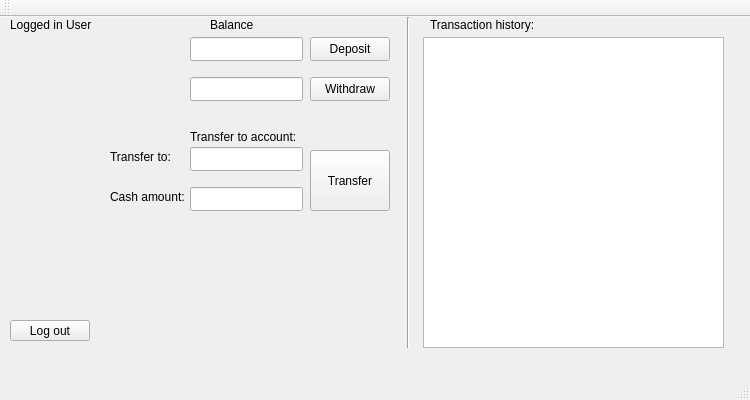
Qt form QtWidgetsBank/QtWidgetsBank.ui (Jakyubi/QtWidgetsBank) before a commit.
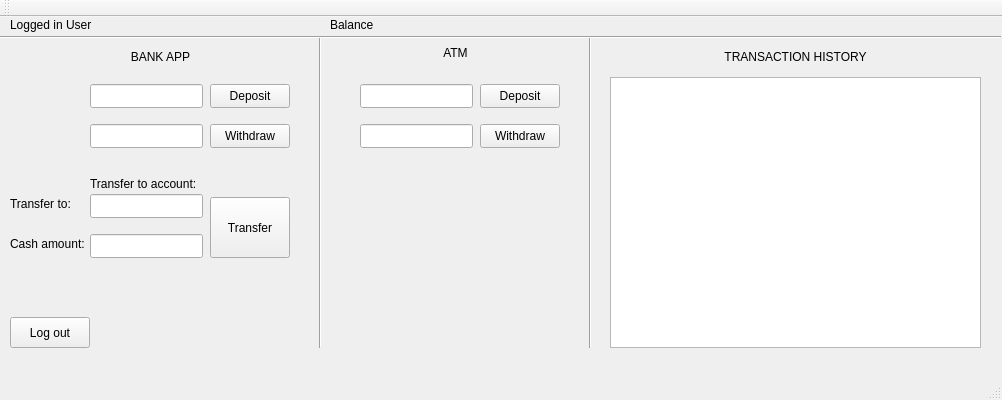
The same form after that commit.

```diff
--- a/QtWidgetsBank/QtWidgetsBank.ui
+++ b/QtWidgetsBank/QtWidgetsBank.ui
@@ -6,7 +6,7 @@
    <rect>
     <x>0</x>
     <y>0</y>
-    <width>750</width>
+    <width>1002</width>
     <height>400</height>
    </rect>
   </property>
@@ -30,7 +30,7 @@
    <widget class="QLabel" name="balanceLabel">
     <property name="geometry">
      <rect>
-      <x>210</x>
+      <x>330</x>
       <y>0</y>
       <width>171</width>
       <height>16</height>
@@ -43,8 +43,8 @@
    <widget class="QLineEdit" name="depositlineEdit">
     <property name="geometry">
      <rect>
-      <x>190</x>
-      <y>20</y>
+      <x>90</x>
+      <y>67</y>
       <width>113</width>
       <height>24</height>
      </rect>
@@ -56,8 +56,8 @@
    <widget class="QLineEdit" name="withdrawlineEdit">
     <property name="geometry">
      <rect>
-      <x>190</x>
-      <y>60</y>
+      <x>90</x>
+      <y>107</y>
       <width>113</width>
       <height>24</height>
      </rect>
@@ -66,8 +66,8 @@
    <widget class="QPushButton" name="depositButton">
     <property name="geometry">
      <rect>
-      <x>310</x>
-      <y>20</y>
+      <x>210</x>
+      <y>67</y>
       <width>80</width>
       <height>24</height>
      </rect>
@@ -79,8 +79,8 @@
    <widget class="QPushButton" name="withdrawButton">
     <property name="geometry">
      <rect>
-      <x>310</x>
-      <y>60</y>
+      <x>210</x>
+      <y>107</y>
       <width>80</width>
       <height>24</height>
      </rect>
@@ -92,8 +92,8 @@
    <widget class="QLineEdit" name="transferUsernameLineEdit">
     <property name="geometry">
      <rect>
-      <x>190</x>
-      <y>130</y>
+      <x>90</x>
+      <y>177</y>
       <width>113</width>
       <height>24</height>
      </rect>
@@ -105,8 +105,8 @@
    <widget class="QLabel" name="transferTitleLabel">
     <property name="geometry">
      <rect>
-      <x>190</x>
-      <y>110</y>
+      <x>90</x>
+      <y>157</y>
       <width>121</width>
       <height>20</height>
      </rect>
@@ -118,8 +118,8 @@
    <widget class="QLabel" name="transferUsernameLabel">
     <property name="geometry">
      <rect>
-      <x>110</x>
-      <y>130</y>
+      <x>10</x>
+      <y>177</y>
       <width>81</width>
       <height>20</height>
      </rect>
@@ -131,8 +131,8 @@
    <widget class="QLabel" name="transferCashLabel">
     <property name="geometry">
      <rect>
-      <x>110</x>
-      <y>170</y>
+      <x>10</x>
+      <y>217</y>
       <width>81</width>
       <height>20</height>
      </rect>
@@ -144,8 +144,8 @@
    <widget class="QLineEdit" name="transferCashLineEdit">
     <property name="geometry">
      <rect>
-      <x>190</x>
-      <y>170</y>
+      <x>90</x>
+      <y>217</y>
       <width>113</width>
       <height>24</height>
      </rect>
@@ -154,8 +154,8 @@
    <widget class="QPushButton" name="transferButton">
     <property name="geometry">
      <rect>
-      <x>310</x>
-      <y>133</y>
+      <x>210</x>
+      <y>180</y>
       <width>80</width>
       <height>61</height>
      </rect>
@@ -167,10 +167,10 @@
    <widget class="QTextEdit" name="historyTextEdit">
     <property name="geometry">
      <rect>
-      <x>423</x>
-      <y>20</y>
-      <width>301</width>
-      <height>311</height>
+      <x>610</x>
+      <y>60</y>
+      <width>371</width>
+      <height>271</height>
      </rect>
     </property>
    </widget>
@@ -178,9 +178,9 @@
     <property name="geometry">
      <rect>
       <x>10</x>
-      <y>303</y>
+      <y>300</y>
       <width>80</width>
-      <height>21</height>
+      <height>31</height>
      </rect>
     </property>
     <property name="text">
@@ -190,10 +190,10 @@
    <widget class="Line" name="line">
     <property name="geometry">
      <rect>
-      <x>400</x>
-      <y>0</y>
-      <width>16</width>
-      <height>331</height>
+      <x>310</x>
+      <y>20</y>
+      <width>20</width>
+      <height>311</height>
      </rect>
     </property>
     <property name="orientation">
@@ -203,14 +203,130 @@
    <widget class="QLabel" name="historyLabel">
     <property name="geometry">
      <rect>
-      <x>430</x>
-      <y>0</y>
-      <width>111</width>
-      <height>16</height>
+      <x>590</x>
+      <y>30</y>
+      <width>411</width>
+      <height>20</height>
      </rect>
     </property>
     <property name="text">
-     <string>Transaction history:</string>
+     <string>TRANSACTION HISTORY</string>
+    </property>
+    <property name="alignment">
+     <set>Qt::AlignmentFlag::AlignCenter</set>
+    </property>
+   </widget>
+   <widget class="Line" name="line_2">
+    <property name="geometry">
+     <rect>
+      <x>580</x>
+      <y>20</y>
+      <width>20</width>
+      <height>311</height>
+     </rect>
+    </property>
+    <property name="orientation">
+     <enum>Qt::Orientation::Vertical</enum>
+    </property>
+   </widget>
+   <widget class="QLabel" name="bankomatLabel">
+    <property name="enabled">
+     <bool>true</bool>
+    </property>
+    <property name="geometry">
+     <rect>
+      <x>320</x>
+      <y>20</y>
+      <width>271</width>
+      <height>31</height>
+     </rect>
+    </property>
+    <property name="layoutDirection">
+     <enum>Qt::LayoutDirection::LeftToRight</enum>
+    </property>
+    <property name="text">
+     <string>ATM</string>
+    </property>
+    <property name="alignment">
+     <set>Qt::AlignmentFlag::AlignCenter</set>
+    </property>
+   </widget>
+   <widget class="QLineEdit" name="depositlineEditATM">
+    <property name="geometry">
+     <rect>
+      <x>360</x>
+      <y>67</y>
+      <width>113</width>
+      <height>24</height>
+     </rect>
+    </property>
+    <property name="text">
+     <string/>
+    </property>
+   </widget>
+   <widget class="QLineEdit" name="withdrawlineEditATM">
+    <property name="geometry">
+     <rect>
+      <x>360</x>
+      <y>107</y>
+      <width>113</width>
+      <height>24</height>
+     </rect>
+    </property>
+   </widget>
+   <widget class="QPushButton" name="depositButtonATM">
+    <property name="geometry">
+     <rect>
+      <x>480</x>
+      <y>67</y>
+      <width>80</width>
+      <height>24</height>
+     </rect>
+    </property>
+    <property name="text">
+     <string>Deposit</string>
+    </property>
+   </widget>
+   <widget class="QPushButton" name="withdrawButtonATM">
+    <property name="geometry">
+     <rect>
+      <x>480</x>
+      <y>107</y>
+      <width>80</width>
+      <height>24</height>
+     </rect>
+    </property>
+    <property name="text">
+     <string>Withdraw</string>
+    </property>
+   </widget>
+   <widget class="Line" name="line_3">
+    <property name="geometry">
+     <rect>
+      <x>0</x>
+      <y>10</y>
+      <width>1001</width>
+      <height>20</height>
+     </rect>
+    </property>
+    <property name="orientation">
+     <enum>Qt::Orientation::Horizontal</enum>
+    </property>
+   </widget>
+   <widget class="QLabel" name="label">
+    <property name="geometry">
+     <rect>
+      <x>0</x>
+      <y>30</y>
+      <width>321</width>
+      <height>20</height>
+     </rect>
+    </property>
+    <property name="text">
+     <string>BANK APP</string>
+    </property>
+    <property name="alignment">
+     <set>Qt::AlignmentFlag::AlignCenter</set>
     </property>
    </widget>
   </widget>
```
Left out of the diff: 2 changed lines with no effect on the pictures.
